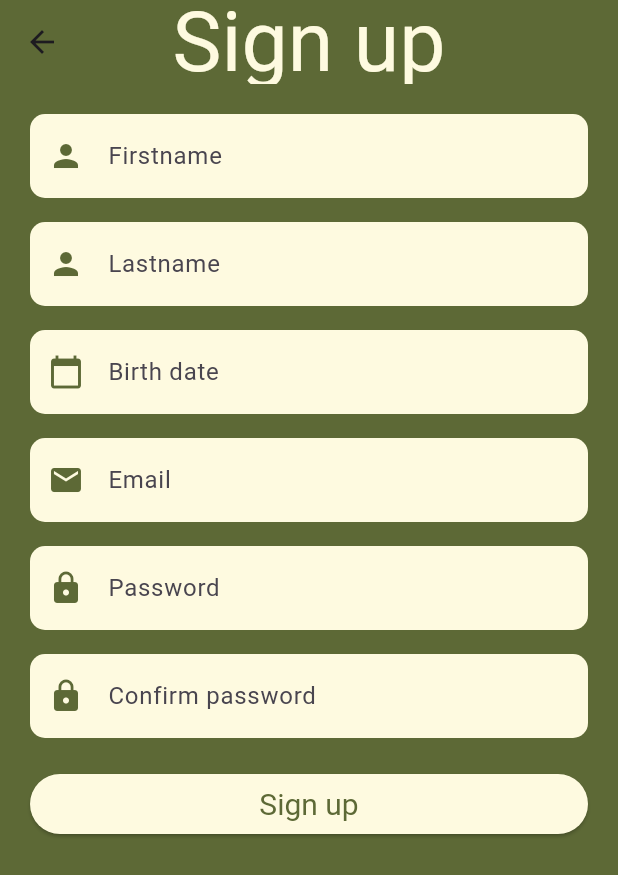
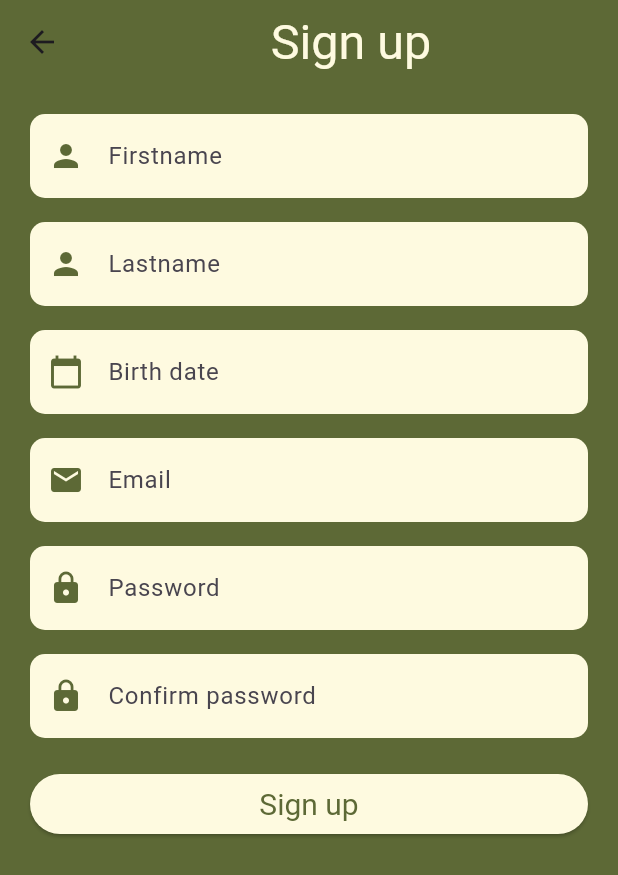
Before and after one commit to JustBen71/PlanetSort, a Flutter app: the screen it shows after launch, after a tap on "Créer un compte", on a phone screen of 412 x 824 dp. Shown: the top 875 px of the screen. Run offline on Flutter 3.47's test engine with Material 3 defaults, Android fonts, the phone set to English and light mode, and no system bars; our stand-ins replace cloud_firestore, convex_bottom_bar, firebase_auth, firebase_core, get_it; accounts and stored records are empty; Roboto replaces fonts that are missing (RockNRoll).

```diff
--- a/lib/component/PlanetSortButton.dart
+++ b/lib/component/PlanetSortButton.dart
@@ -19,7 +19,10 @@ class _PlanetSortButtonState extends State<PlanetSortButton> {
       style: ElevatedButton.styleFrom(
         backgroundColor: beige,
         foregroundColor: green,
-        textStyle: const TextStyle(fontSize: 20),
+        textStyle: const TextStyle(
+          fontSize: 20,
+          fontFamily: 'RockNRoll',
+          ),
       ),
       child: Text(widget.label),
     );
--- a/lib/component/TitleText.dart
+++ /dev/null
@@ -1,32 +0,0 @@
-import 'package:flutter/material.dart';
-import 'package:planetsort/utils/constant.dart';
-
-class TitleText extends StatelessWidget {
-  final String data;
-  final Color color;
-  final double fontSize;
-  final FontWeight fontWeight;
-  final String fontFamily;
-
-  const TitleText({
-    super.key,
-    required this.data,
-    this.color = beige,
-    this.fontSize = 14,
-    this.fontWeight = FontWeight.normal,
-    this.fontFamily = 'RockNRoll',
-  });
-
-  @override
-  Widget build(BuildContext context) {
-    return Text(
-      data,
-      style: TextStyle(
-        color: color,
-        fontSize: fontSize,
-        fontWeight: fontWeight,
-        fontFamily: fontFamily,
-      ),
-    );
-  }
-}
--- /dev/null
+++ b/lib/component/planetsort_text.dart
@@ -0,0 +1,41 @@
+import 'package:flutter/material.dart';
+import 'package:planetsort/utils/constant.dart';
+
+class PlanetSortText extends StatelessWidget {
+  final String data;
+  final Color color;
+  final double fontSize;
+  final FontWeight fontWeight;
+  final String fontFamily;
+
+  const PlanetSortText({
+    super.key,
+    required this.data,
+    this.color = beige,
+    this.fontSize = 14,
+    this.fontWeight = FontWeight.normal,
+    this.fontFamily = 'RockNRoll',
+  });
+
+  @override
+  Widget build(BuildContext context) {
+    return SizedBox(
+      height: fontSize < 30 ? MediaQuery.of(context).size.height * 0.05 : MediaQuery.of(context).size.height * 0.05,
+      width: MediaQuery.of(context).size.width *0.8,
+      child: FittedBox(
+        alignment: Alignment.center,
+        fit: BoxFit.contain,
+        child: Text(
+          data,
+          //textAlign: TextAlign.center,
+          style: TextStyle(
+            color: color,
+            fontSize: fontSize,
+            fontWeight: fontWeight,
+            fontFamily: fontFamily,
+          ),
+        ),
+      ),
+    );
+  }
+}
--- a/lib/pages/login_page.dart
+++ b/lib/pages/login_page.dart
@@ -3,7 +3,7 @@ import 'package:flutter/material.dart';
 import 'package:firebase_auth/firebase_auth.dart';
 import 'package:planetsort/component/PlanetSortButton.dart';
 import 'package:planetsort/component/PlanetSortTextField.dart';
-import 'package:planetsort/component/TitleText.dart';
+import 'package:planetsort/component/planetsort_text.dart';
 
 import 'package:planetsort/pages/home_page.dart';
 import 'package:planetsort/pages/signup_page.dart';
@@ -48,8 +48,8 @@ class _LoginPageState extends State<LoginPage> {
       backgroundColor: green,
       appBar: AppBar(
         backgroundColor: green,
-        title: const TitleText(data: 'Sign in',
-        fontSize: 40,),
+        title: const PlanetSortText(data: 'Sign in',
+        fontSize: sizetitle,),
         centerTitle: true,
       ),
       body: Form(
--- a/lib/pages/signup_page.dart
+++ b/lib/pages/signup_page.dart
@@ -2,11 +2,11 @@ import 'package:flutter/material.dart';
 
 import 'package:cloud_firestore/cloud_firestore.dart';
 import 'package:firebase_auth/firebase_auth.dart';
-import 'package:intl/intl.dart';
+
 import 'package:planetsort/component/PlanetSortButton.dart';
 import 'package:planetsort/component/PlanetSortDateField.dart';
 import 'package:planetsort/component/PlanetSortTextField.dart';
-import 'package:planetsort/component/TitleText.dart';
+import 'package:planetsort/component/planetsort_text.dart';
 
 import 'package:planetsort/pages/home_page.dart';
 import 'package:planetsort/utils/constant.dart';
@@ -65,6 +65,7 @@ class _SignUpPageState extends State<SignUpPage> {
           'email': _emailController.text,
         });
 
+        // ignore: use_build_context_synchronously
         Navigator.of(context).pushAndRemoveUntil(
           MaterialPageRoute(builder: (context) => const HomePage()),
           (Route<dynamic> route) => false,
@@ -80,16 +81,16 @@ class _SignUpPageState extends State<SignUpPage> {
   Widget build(BuildContext context) {
     return Scaffold(
       appBar: AppBar(
-        title: TitleText(
+        title: const PlanetSortText(
           data: "Sign up",
-          fontSize: 55,
+          fontSize: sizetitle,
         ),
-        backgroundColor: const Color(0xFF5D6936),
+        backgroundColor: green,
         centerTitle: true,
       ),
       body: Container(
         padding: const EdgeInsets.symmetric(horizontal: 20),
-        color: const Color(0xFF5D6936),
+        color: green,
         child: Form(
           key: _formKey,
           child: ListView(
@@ -120,7 +121,7 @@ class _SignUpPageState extends State<SignUpPage> {
                   return null;
                 },
               ),
-              Padding(padding: const EdgeInsets.symmetric(vertical: 8.0)),
+              const Padding(padding: EdgeInsets.symmetric(vertical: 8.0)),
               PlanetSortDateField(
                 controller: _birthDateController,
                 icon: Icons.calendar_today,
@@ -132,7 +133,7 @@ class _SignUpPageState extends State<SignUpPage> {
                   return null;
                 },
               ),
-              Padding(padding: const EdgeInsets.symmetric(vertical: 8.0)),
+              const Padding(padding: EdgeInsets.symmetric(vertical: 8.0)),
               PlanetSortTextField(
                 controller: _emailController,
                 icon: Icons.email,
@@ -147,7 +148,7 @@ class _SignUpPageState extends State<SignUpPage> {
                   return null;
                 },
               ),
-              Padding(padding: const EdgeInsets.symmetric(vertical: 8.0)),
+              const Padding(padding: EdgeInsets.symmetric(vertical: 8.0)),
               PlanetSortTextField(
                 controller: _passwordController,
                 icon: Icons.lock,
@@ -162,7 +163,7 @@ class _SignUpPageState extends State<SignUpPage> {
                   return null;
                 },
               ),
-              Padding(padding: const EdgeInsets.symmetric(vertical: 8.0)),
+              const Padding(padding: EdgeInsets.symmetric(vertical: 8.0)),
               PlanetSortTextField(
                 controller: _confirmPasswordController,
                 icon: Icons.lock,
@@ -175,7 +176,7 @@ class _SignUpPageState extends State<SignUpPage> {
                   return null;
                 },
               ),
-              Padding(padding: const EdgeInsets.symmetric(vertical: 10.0)),
+              const Padding(padding: EdgeInsets.symmetric(vertical: 10.0)),
               PlanetSortButton(
                 label: "Sign up",
                 onPressed: _trySignUp,
--- a/lib/utils/constant.dart
+++ b/lib/utils/constant.dart
@@ -1,5 +1,9 @@
 import 'package:flutter/material.dart';
+import 'package:flutter/widgets.dart';
 
 const Color green = Color(0xFF5D6936);
 const Color beige = Color(0xFFFEFAE0);
 const Color dark = Color(0xFF000000);
+const double sizetitle = 44;
+const double sizetitle2 = 30;
+const double paragraph = 20;
```
Also changed, not shown: lib/component/PlanetSortCustomNavBar.dart (+2 -37 lines), lib/component/planetsort_dailytips.dart (added, +52 -0 lines), lib/pages/home_page.dart (+34 -17 lines).
